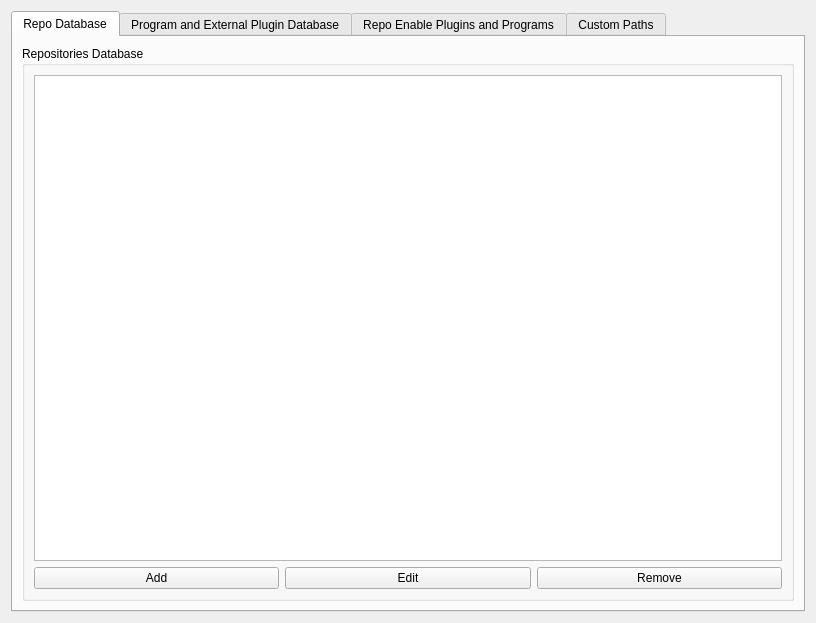
First picture: the form in plugins/core/project_editor/ProjectEditorSettingsWindow.ui, repository tonmaiart/UkoreHub, before the edit.
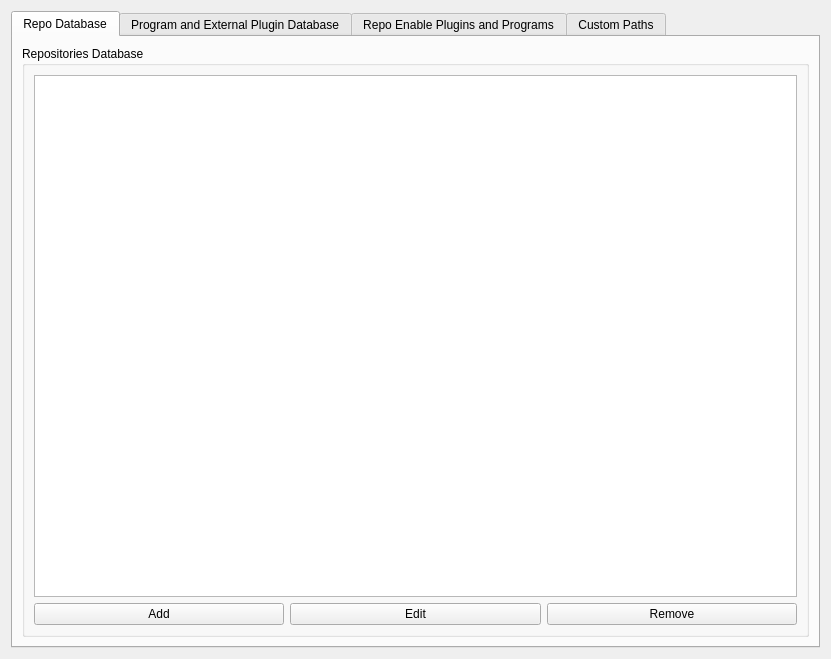
Second picture: the form after the edit.

```diff
--- a/plugins/core/project_editor/ProjectEditorSettingsWindow.ui
+++ b/plugins/core/project_editor/ProjectEditorSettingsWindow.ui
@@ -6,8 +6,8 @@
    <rect>
     <x>0</x>
     <y>0</y>
-    <width>816</width>
-    <height>623</height>
+    <width>831</width>
+    <height>659</height>
    </rect>
   </property>
   <property name="windowTitle">
```
